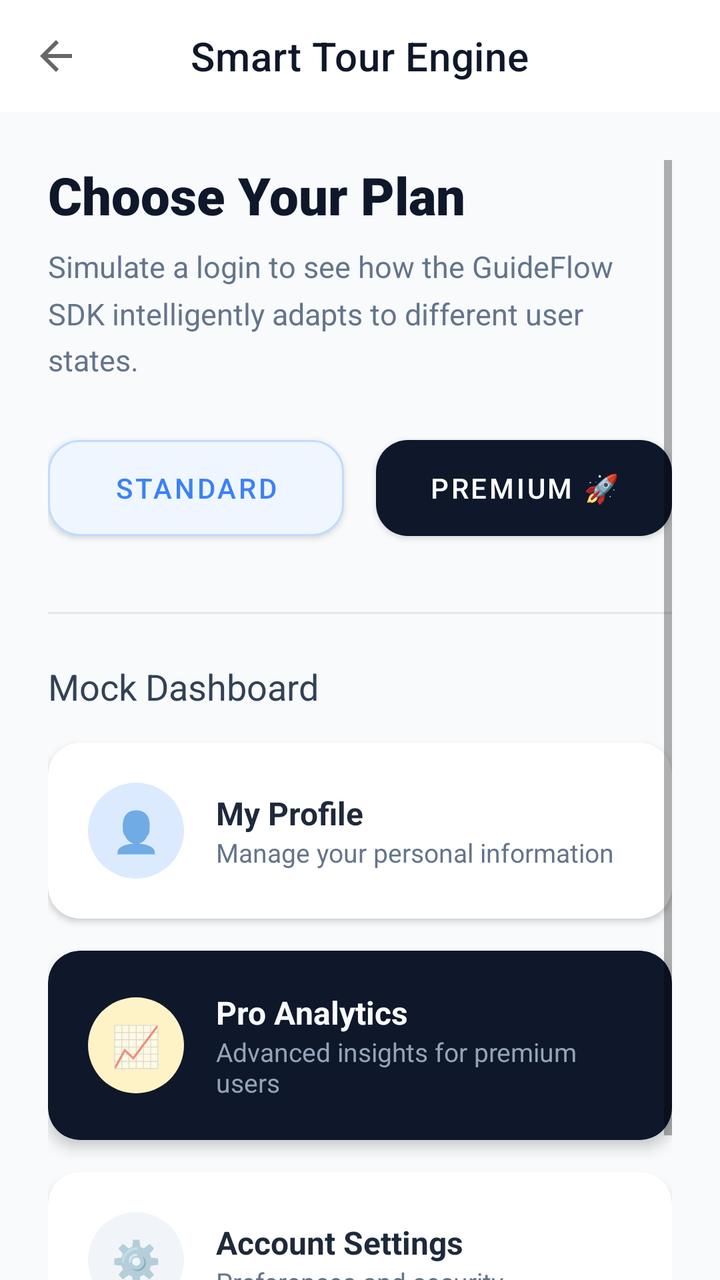
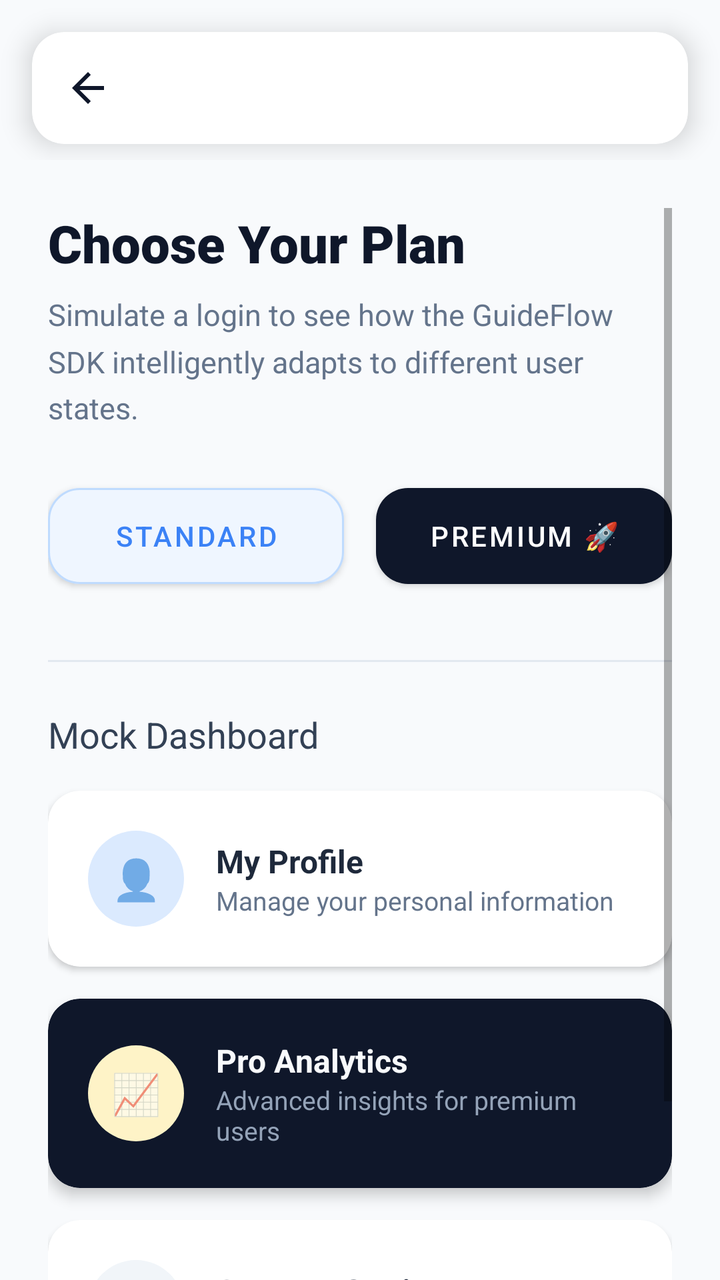

Compare the two renders of this Android layout. The source of the first and the diff that turns it into the second are given below.
<!-- AndroidManifest.xml: application theme Theme.GuideFlow -->
<!-- res/layout/activity_smart_tour_demo.xml -->
<?xml version="1.0" encoding="utf-8"?>
<LinearLayout
    xmlns:android="http://schemas.android.com/apk/res/android"
    xmlns:app="http://schemas.android.com/apk/res-auto"
    xmlns:tools="http://schemas.android.com/tools"
    android:layout_width="match_parent"
    android:layout_height="match_parent"
    android:orientation="vertical"
    android:background="#F8FAFC">

    <com.google.android.material.appbar.AppBarLayout
        android:layout_width="match_parent"
        android:layout_height="wrap_content"
        android:background="#FFFFFF"
        app:elevation="2dp">

        <com.google.android.material.appbar.MaterialToolbar
            android:id="@+id/toolbar"
            android:layout_width="match_parent"
            android:layout_height="?attr/actionBarSize"
            app:title="Smart Tour Engine"
            app:titleCentered="true"
            app:navigationIcon="?attr/homeAsUpIndicator"
            app:titleTextColor="#0F172A" />
    </com.google.android.material.appbar.AppBarLayout>

    <ScrollView
        android:layout_width="match_parent"
        android:layout_height="match_parent"
        android:clipToPadding="false"
        android:padding="24dp"
        android:fillViewport="true">

        <LinearLayout
            android:layout_width="match_parent"
            android:layout_height="wrap_content"
            android:clipChildren="false"
            android:clipToPadding="false"
            android:orientation="vertical">

            <TextView
                android:layout_width="wrap_content"
                android:layout_height="wrap_content"
                android:text="Choose Your Plan"
                android:textSize="26sp"
                android:fontFamily="sans-serif-black"
                android:textColor="#0F172A"
                android:layout_marginBottom="8dp" />

            <TextView
                android:layout_width="wrap_content"
                android:layout_height="wrap_content"
                android:text="Simulate a login to see how the GuideFlow SDK intelligently adapts to different user states."
                android:textSize="15sp"
                android:lineSpacingMultiplier="1.3"
                android:textColor="#64748B"
                android:layout_marginBottom="24dp" />

            <LinearLayout
                android:layout_width="match_parent"
                android:layout_height="wrap_content"
                android:orientation="horizontal"
                android:layout_marginBottom="32dp">

                <com.google.android.material.button.MaterialButton
                    android:id="@+id/btnStandard"
                    android:layout_width="0dp"
                    android:layout_height="60dp"
                    android:layout_weight="1"
                    android:text="Standard"
                    android:textColor="#3B82F6"
                    app:backgroundTint="#EFF6FF"
                    app:strokeColor="#BFDBFE"
                    app:strokeWidth="1dp"
                    app:cornerRadius="16dp"
                    android:layout_marginEnd="8dp" />

                <com.google.android.material.button.MaterialButton
                    android:id="@+id/btnPremium"
                    android:layout_width="0dp"
                    android:layout_height="60dp"
                    android:layout_weight="1"
                    android:text="Premium 🚀"
                    android:textColor="#FFFFFF"
                    app:backgroundTint="#0F172A"
                    app:cornerRadius="16dp"
                    android:layout_marginStart="8dp" />
            </LinearLayout>

            <View
                android:layout_width="match_parent"
                android:layout_height="1dp"
                android:background="#E2E8F0"
                android:layout_marginBottom="24dp" />

            <TextView
                android:layout_width="wrap_content"
                android:layout_height="wrap_content"
                android:text="Mock Dashboard"
                android:textSize="18sp"
                android:fontFamily="sans-serif-bold"
                android:textColor="#334155"
                android:layout_marginBottom="16dp" />

            
            <com.google.android.material.card.MaterialCardView
                android:id="@+id/cardProfile"
                android:layout_width="match_parent"
                android:layout_height="wrap_content"
                android:layout_marginBottom="16dp"
                app:cardCornerRadius="16dp"
                app:cardBackgroundColor="#FFFFFF"
                app:cardElevation="2dp"
                app:strokeWidth="0dp">
                
                <LinearLayout
                    android:layout_width="match_parent"
                    android:layout_height="wrap_content"
                    android:padding="20dp"
                    android:orientation="horizontal"
                    android:gravity="center_vertical">
                    
                    <TextView
                        android:layout_width="48dp"
                        android:layout_height="48dp"
                        android:background="@drawable/circle_bg_blue"
                        android:text="👤"
                        android:gravity="center"
                        android:textSize="20sp" />
                        
                    <LinearLayout
                        android:layout_width="0dp"
                        android:layout_height="wrap_content"
                        android:layout_weight="1"
                        android:layout_marginStart="16dp"
                        android:orientation="vertical">
                        
                        <TextView
                            android:layout_width="wrap_content"
                            android:layout_height="wrap_content"
                            android:text="My Profile"
                            android:textSize="16sp"
                            android:textStyle="bold"
                            android:textColor="#1E293B" />
                            
                        <TextView
                            android:layout_width="wrap_content"
                            android:layout_height="wrap_content"
                            android:text="Manage your personal information"
                            android:textSize="13sp"
                            android:textColor="#64748B" />
                    </LinearLayout>
                </LinearLayout>
            </com.google.android.material.card.MaterialCardView>

            
            <com.google.android.material.card.MaterialCardView
                android:id="@+id/cardProAnalytics"
                android:layout_width="match_parent"
                android:layout_height="wrap_content"
                android:layout_marginBottom="16dp"
                app:cardCornerRadius="16dp"
                app:cardElevation="4dp"
                app:cardBackgroundColor="#0F172A"
                app:strokeWidth="0dp">
                
                <LinearLayout
                    android:layout_width="match_parent"
                    android:layout_height="wrap_content"
                    android:padding="20dp"
                    android:orientation="horizontal"
                    android:gravity="center_vertical">
                    
                    <TextView
                        android:layout_width="48dp"
                        android:layout_height="48dp"
                        android:background="@drawable/circle_bg_gold"
                        android:text="📈"
                        android:gravity="center"
                        android:textSize="20sp" />
                        
                    <LinearLayout
                        android:layout_width="0dp"
                        android:layout_height="wrap_content"
                        android:layout_weight="1"
                        android:layout_marginStart="16dp"
                        android:orientation="vertical">
                        
                        <TextView
                            android:layout_width="wrap_content"
                            android:layout_height="wrap_content"
                            android:text="Pro Analytics"
                            android:textSize="16sp"
                            android:textStyle="bold"
                            android:textColor="#F8FAFC" />
                            
                        <TextView
                            android:layout_width="wrap_content"
                            android:layout_height="wrap_content"
                            android:text="Advanced insights for premium users"
                            android:textSize="13sp"
                            android:textColor="#94A3B8" />
                    </LinearLayout>
                </LinearLayout>
            </com.google.android.material.card.MaterialCardView>
            
            
            <com.google.android.material.card.MaterialCardView
                android:id="@+id/cardSettings"
                android:layout_width="match_parent"
                android:layout_height="wrap_content"
                android:layout_marginBottom="24dp"
                app:cardCornerRadius="16dp"
                app:cardBackgroundColor="#FFFFFF"
                app:cardElevation="2dp"
                app:strokeWidth="0dp">
                
                <LinearLayout
                    android:layout_width="match_parent"
                    android:layout_height="wrap_content"
                    android:padding="20dp"
                    android:orientation="horizontal"
                    android:gravity="center_vertical">
                    
                    <TextView
                        android:layout_width="48dp"
                        android:layout_height="48dp"
                        android:background="@drawable/circle_bg_gray"
                        android:text="⚙️"
                        android:gravity="center"
                        android:textSize="20sp" />
                        
                    <LinearLayout
                        android:layout_width="0dp"
                        android:layout_height="wrap_content"
                        android:layout_weight="1"
                        android:layout_marginStart="16dp"
                        android:orientation="vertical">
                        
                        <TextView
                            android:layout_width="wrap_content"
                            android:layout_height="wrap_content"
                            android:text="Account Settings"
                            android:textSize="16sp"
                            android:textStyle="bold"
                            android:textColor="#1E293B" />
                            
                        <TextView
                            android:layout_width="wrap_content"
                            android:layout_height="wrap_content"
                            android:text="Preferences and security"
                            android:textSize="13sp"
                            android:textColor="#64748B" />
                    </LinearLayout>
                </LinearLayout>
            </com.google.android.material.card.MaterialCardView>

        </LinearLayout>
    </ScrollView>
</LinearLayout>
<!-- resources referenced by this layout -->
<resources>
  <!-- drawable circle_bg_blue (drawable) -->
  <?xml version="1.0" encoding="utf-8"?>
  <shape xmlns:android="http://schemas.android.com/apk/res/android"
      android:shape="oval">
      <solid android:color="#DBEAFE" />
  </shape>
  <!-- drawable circle_bg_gold (drawable) -->
  <?xml version="1.0" encoding="utf-8"?>
  <shape xmlns:android="http://schemas.android.com/apk/res/android"
      android:shape="oval">
      <solid android:color="#FEF3C7" />
  </shape>
  <!-- drawable circle_bg_gray (drawable) -->
  <?xml version="1.0" encoding="utf-8"?>
  <shape xmlns:android="http://schemas.android.com/apk/res/android"
      android:shape="oval">
      <solid android:color="#F1F5F9" />
  </shape>
  <style name="Theme.GuideFlow" parent="Theme.MaterialComponents.DayNight.NoActionBar">
          
          <item name="colorPrimary">@color/purple_500</item>
          <item name="colorPrimaryVariant">@color/purple_700</item>
          <item name="colorOnPrimary">@color/white</item>
          
          <item name="colorSecondary">@color/teal_200</item>
          <item name="colorSecondaryVariant">@color/teal_700</item>
          <item name="colorOnSecondary">@color/black</item>
          
          <item name="android:statusBarColor">?attr/colorPrimaryVariant</item>
          
      </style>
  <color name="purple_500">#FF6200EE</color>
  <color name="purple_700">#FF3700B3</color>
  <color name="white">#FFFFFFFF</color>
  <color name="teal_200">#FF03DAC5</color>
  <color name="teal_700">#FF018786</color>
  <color name="black">#FF000000</color>
</resources>

<!-- the commit's change to res/layout/activity_smart_tour_demo.xml (unified diff, before → after) -->
@@ -8,21 +8,7 @@
     android:orientation="vertical"
     android:background="#F8FAFC">
 
-    <com.google.android.material.appbar.AppBarLayout
-        android:layout_width="match_parent"
-        android:layout_height="wrap_content"
-        android:background="#FFFFFF"
-        app:elevation="2dp">
-
-        <com.google.android.material.appbar.MaterialToolbar
-            android:id="@+id/toolbar"
-            android:layout_width="match_parent"
-            android:layout_height="?attr/actionBarSize"
-            app:title="Smart Tour Engine"
-            app:titleCentered="true"
-            app:navigationIcon="?attr/homeAsUpIndicator"
-            app:titleTextColor="#0F172A" />
-    </com.google.android.material.appbar.AppBarLayout>
+    <include layout="@layout/layout_standard_app_bar" />
 
     <ScrollView
         android:layout_width="match_parent"
@@ -258,3 +244,39 @@
         </LinearLayout>
     </ScrollView>
 </LinearLayout>
+<!-- res/layout/layout_standard_app_bar.xml (included above) -->
+<?xml version="1.0" encoding="utf-8"?>
+<com.google.android.material.appbar.AppBarLayout
+    xmlns:android="http://schemas.android.com/apk/res/android"
+    xmlns:app="http://schemas.android.com/apk/res-auto"
+    android:id="@+id/appBarLayout"
+    android:layout_width="match_parent"
+    android:layout_height="wrap_content"
+    android:background="@android:color/transparent"
+    android:theme="@style/ThemeOverlay.AppCompat.Light"
+    app:elevation="0dp">
+
+    
+    <com.google.android.material.card.MaterialCardView
+        android:layout_width="match_parent"
+        android:layout_height="wrap_content"
+        android:layout_marginHorizontal="16dp"
+        android:layout_marginTop="16dp"
+        android:layout_marginBottom="8dp"
+        app:cardBackgroundColor="@android:color/white"
+        app:cardCornerRadius="16dp"
+        app:cardElevation="8dp"
+        app:strokeWidth="0dp">
+
+        <com.google.android.material.appbar.MaterialToolbar
+            android:id="@+id/toolbar"
+            android:layout_width="match_parent"
+            android:layout_height="?attr/actionBarSize"
+            app:titleTextColor="#0F172A"
+            app:titleCentered="true"
+            app:navigationIconTint="#0F172A"
+            app:navigationIcon="?attr/homeAsUpIndicator" />
+
+    </com.google.android.material.card.MaterialCardView>
+
+</com.google.android.material.appbar.AppBarLayout>
